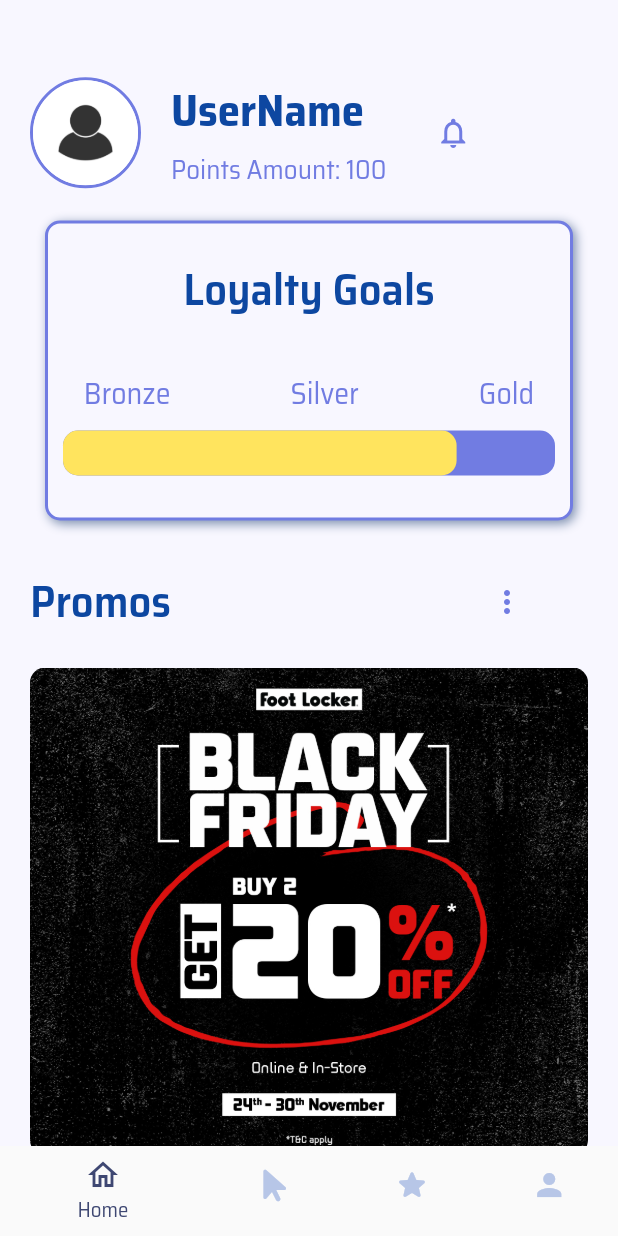
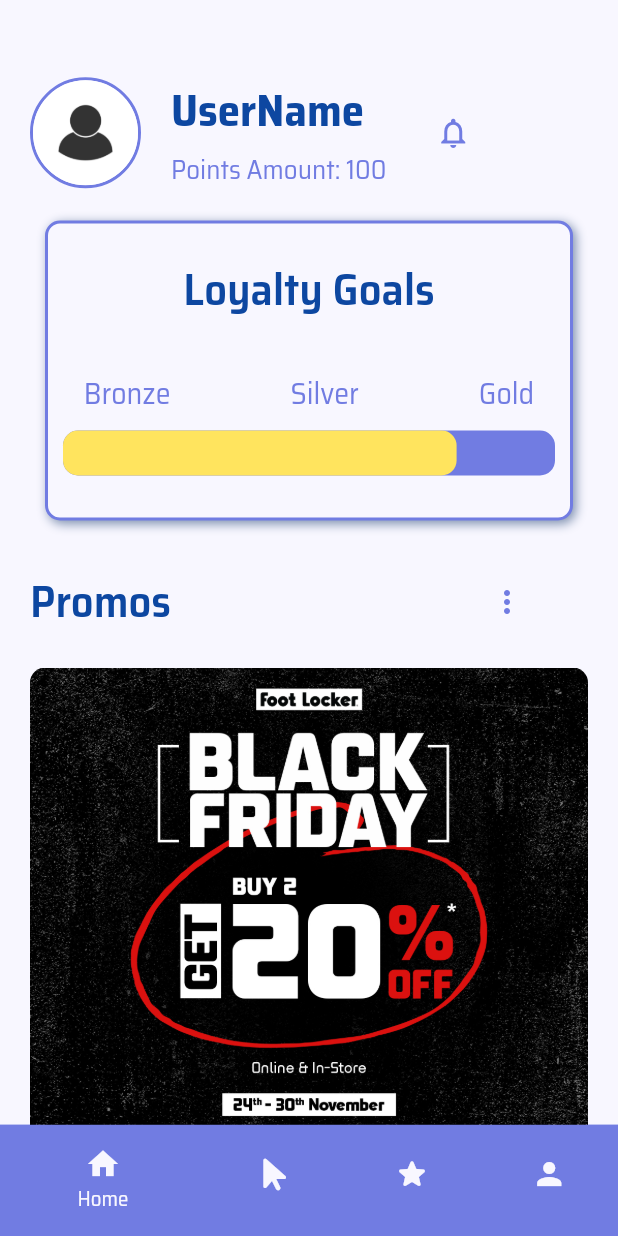
Before and after one commit to AngelaC34/flutter_mall_loyalty_app, a Flutter app: the NavBar screen opened directly, on a phone screen of 412 x 824 dp. Run offline on Flutter 3.47's test engine with Material 2 defaults, Android fonts, the phone set to English and light mode, and no system bars; drawn by our look-alikes of carousel_slider, percent_indicator; our stand-ins replace font_awesome_flutter, get.

Commit message:
Fixed typo + added more logos and fixed colors

```diff
--- a/lib/functions/bottomnavbar.dart
+++ b/lib/functions/bottomnavbar.dart
@@ -1,4 +1,5 @@
 import 'package:flutter/material.dart';
+import 'package:flutter_uas_testing/utils/colors.dart';
 import 'package:get/get.dart';
 import 'package:font_awesome_flutter/font_awesome_flutter.dart';
 import '../screens/mainpage.dart';
@@ -13,17 +14,23 @@ class NavBar extends StatelessWidget {
   Widget build(BuildContext context) {
     final controller = Get.put(NavController());
     return Scaffold(
-      backgroundColor: const Color.fromARGB(255, 229, 237, 255),
-      bottomNavigationBar: Obx(
+      backgroundColor: buttonhiglightColor,
+      bottomNavigationBar: Theme(
+        data: Theme.of(context).copyWith(
+          canvasColor: buttonhiglightColor,
+        ),
+        child: SizedBox(
+          height: MediaQuery.of(context).size.height * 0.090,
+          child: Obx(
             () => BottomNavigationBar(
-          selectedItemColor: Color.fromARGB(255, 62, 71, 114),
-          unselectedItemColor: Color.fromARGB(255, 183, 198, 231),
+              selectedItemColor: primaryColor,
+              unselectedItemColor: primaryColor,
               elevation: 0,
               currentIndex: controller.selectedIndex.value,
               onTap: (index) => controller.selectedIndex.value = index,
               items: const [
                 BottomNavigationBarItem(
-              icon: Icon(Icons.home_outlined),
+                  icon: Icon(Icons.home),
                   label: 'Home',
                 ),
                 BottomNavigationBarItem(
@@ -32,13 +39,15 @@ class NavBar extends StatelessWidget {
                 ),
                 BottomNavigationBarItem(
                   icon: Icon(Icons.star_rounded),
-              label: 'Redeem',
+                  label: 'Card',
                 ),
                 BottomNavigationBarItem(
                   icon: Icon(Icons.person),
                   label: 'Profile',
                 ),
               ],
+            ),
+          ),
         ),
       ),
       body: Obx(() => controller.screens[controller.selectedIndex.value]),
--- a/lib/main.dart
+++ b/lib/main.dart
@@ -1,4 +1,3 @@
-import 'package:flutter/foundation.dart';
 import 'package:flutter/material.dart';
 import 'package:flutter_uas_testing/utils/colors.dart';
 import 'screens/firstpage.dart';
@@ -37,6 +36,7 @@ class MyApp extends StatelessWidget {
         scaffoldBackgroundColor: primaryColor,
         fontFamily: 'SairaSemiCondensed',
       ),
+
       // initialRoute: '/',
       // routes: {
       //   '/': (context) => const ShopPage(),
--- a/lib/screens/menus/promo_page.dart
+++ b/lib/screens/menus/promo_page.dart
@@ -1,6 +1,5 @@
 import 'package:flutter/material.dart';
 import 'package:flutter_uas_testing/utils/colors.dart';
-import 'package:get/get.dart';
 import '../../functions/card.dart';
 
 class PromoPage extends StatefulWidget {
--- a/lib/screens/menus/vouchers_page.dart
+++ b/lib/screens/menus/vouchers_page.dart
@@ -1,6 +1,5 @@
 import 'package:flutter/material.dart';
 import 'package:flutter_uas_testing/utils/colors.dart';
-import 'package:get/get.dart';
 import '../../functions/card.dart';
 
 class VoucherPage extends StatefulWidget {
--- a/lib/screens/profilesettings.dart
+++ b/lib/screens/profilesettings.dart
@@ -230,5 +230,3 @@ class _ProfileSettingsState extends State<ProfileSettings> {
     );
   }
 }
-message.txt
-10 KB
--- a/lib/utils/universalvars.dart
+++ b/lib/utils/universalvars.dart
@@ -4,3 +4,4 @@ var profilePicture = 'assets/UserProfilePlaceholder.png';
 var points = 100;
 var username = 'UserName';
 var email = 'Email@gmail.com';
+var rank = 'Silver';
```
Also changed, not shown: lib/screens/menus/benefitspage.dart (added, +15 -0 lines), lib/screens/menus/cardpage.dart (+32 -3 lines), assets/discovery/food/auntieannes.png (added), assets/discovery/food/bakmigm.png (added), assets/discovery/food/starbucks.png (added), assets/discovery/food/tawan.png (added). Lines whose indentation alone changed are shown as unchanged.
